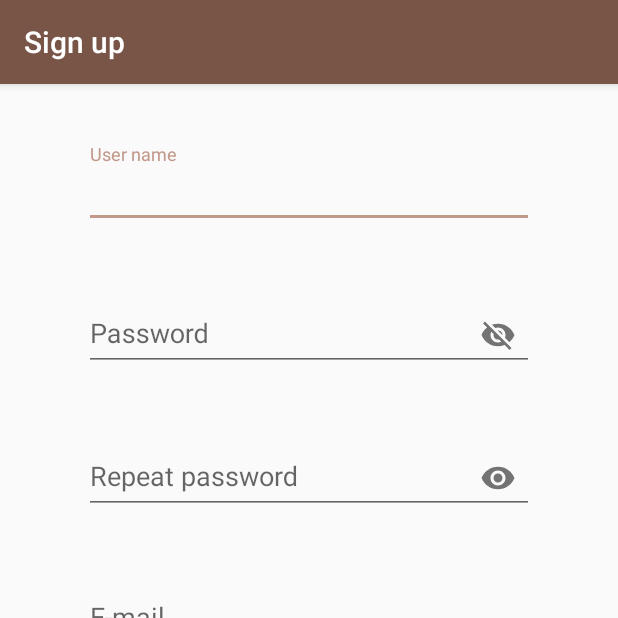
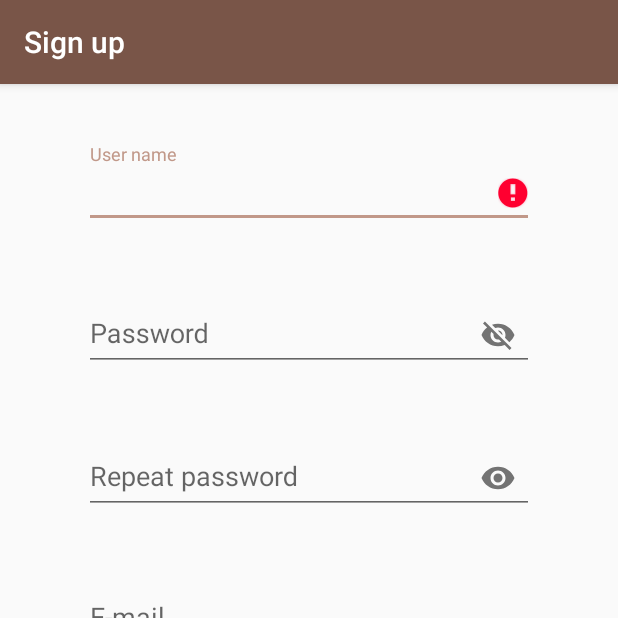
Before and after one commit to JDamianCabello/InventoryFragments, an Android app: the SignUpActivity screen opened directly, with no data from a screen before it, after a tap on an icon or button, on a phone screen of 412 x 824 dp, the top half of it. Run offline under Robolectric (Android 15) with nearby library versions, the phone set to English and light mode, and no system bars; 1 other tap on this screen came first.

Commit message:
Pendiente de hacer sus correcciones de errores.

```diff
--- a/app/src/main/java/es/jdamiancabello/inventory/DashBoardActivity.java
+++ b/app/src/main/java/es/jdamiancabello/inventory/ui/DashBoardActivity.java
@@ -1,8 +1,10 @@
-package es.jdamiancabello.inventory;
+package es.jdamiancabello.inventory.ui;
 
 import androidx.appcompat.app.AppCompatActivity;
 
 import android.os.Bundle;
+
+import es.jdamiancabello.inventory.R;
 
 public class DashBoardActivity extends AppCompatActivity {
 
--- a/app/src/main/java/es/jdamiancabello/inventory/LoginActivity.java
+++ b/app/src/main/java/es/jdamiancabello/inventory/ui/LoginActivity.java
@@ -1,4 +1,4 @@
-package es.jdamiancabello.inventory;
+package es.jdamiancabello.inventory.ui;
 
 import androidx.appcompat.app.AppCompatActivity;
 
@@ -6,6 +6,8 @@ import android.content.Intent;
 import android.os.Bundle;
 import android.view.View;
 import android.widget.Button;
+
+import es.jdamiancabello.inventory.R;
 
 public class LoginActivity extends AppCompatActivity {
 
--- /dev/null
+++ b/app/src/main/java/es/jdamiancabello/inventory/ui/SignUpActivity.java
@@ -0,0 +1,150 @@
+package es.jdamiancabello.inventory.ui;
+
+import androidx.appcompat.app.AppCompatActivity;
+
+import android.content.Intent;
+import android.os.Bundle;
+import android.text.Editable;
+import android.text.TextUtils;
+import android.text.TextWatcher;
+import android.view.View;
+import android.widget.Button;
+import android.widget.EditText;
+import android.widget.Toast;
+
+import com.google.android.material.textfield.TextInputEditText;
+import com.google.android.material.textfield.TextInputLayout;
+
+import es.jdamiancabello.inventory.R;
+import es.jdamiancabello.inventory.utils.CommonUtils;
+
+public class SignUpActivity extends AppCompatActivity {
+
+    private Button btSignUp;
+
+    private TextInputEditText tiedUser;
+    private TextInputEditText tiedPassword;
+    private TextInputEditText tiedRepeatPassword;
+    private TextInputEditText tiedEmail;
+
+    private TextInputLayout tilUser;
+    private TextInputLayout tilPassword;
+    private TextInputLayout tilConfirmPassword;
+    private TextInputLayout tilEmail;
+
+    @Override
+    protected void onCreate(Bundle savedInstanceState) {
+        super.onCreate(savedInstanceState);
+        setContentView(R.layout.activity_sign_up);
+
+        btSignUp = findViewById(R.id.btnSignUp);
+        tiedUser = findViewById(R.id.tieUserName);
+        tiedPassword = findViewById(R.id.tiePassword);
+        tiedRepeatPassword = findViewById(R.id.tieConfirmPassword);
+        tiedEmail = findViewById(R.id.tieEmail);
+
+
+        tilUser = findViewById(R.id.tilUserName);
+        tilPassword = findViewById(R.id.tilPassword);
+        tilConfirmPassword = findViewById(R.id.tilConfirmPassword);
+        tilEmail = findViewById(R.id.tilEmail);
+
+        tiedUser.addTextChangedListener(new SignUpWatcher(tiedUser));
+        tiedPassword.addTextChangedListener(new SignUpWatcher(tiedPassword));
+        tiedRepeatPassword.addTextChangedListener(new SignUpWatcher(tiedRepeatPassword));
+        tiedEmail.addTextChangedListener(new SignUpWatcher(tiedEmail));
+
+        //Creamos un objeto de la clase SignUpWatcher
+
+        btSignUp.setOnClickListener(new View.OnClickListener() {
+            @Override
+            public void onClick(View view) {
+                validate();
+            }
+        });
+    }
+
+    /*
+    Método que comprueba la valided de todos los campos de TextImputLayout
+     */
+    private void validate() {
+        if(validateUser(tiedUser.getText().toString()) && validatePassword(tiedPassword.getText().toString(),tiedRepeatPassword.getText().toString()) && validateEmail(tiedEmail.getText().toString())){
+            //1.-Se guarda el usuario en la base de datos
+
+            //2.-Envio correo de confirmación al usuario
+
+            //3.-Se pasa a LoginActivity
+            startActivity(new Intent(SignUpActivity.this,LoginActivity.class));//.setFlags(Intent.FLAG_ACTIVITY_SINGLE_TOP));
+            finish();
+        }
+    }
+
+
+    /**
+     * Valida un usuario
+     * @return
+     * @param user
+     */
+    private boolean validateUser(String user) {
+        if(TextUtils.isEmpty(user))
+            tiedUser.setError(getString(R.string.errUserEmpty));
+        requestFocus(tilUser);
+    }
+
+    private void requestFocus(TextInputLayout textInputLayout) {
+    }
+
+    /**
+     * Comprueba la contraseña:
+     *      -tenga entre 8-12 de longitud
+     *      -tenga un número
+     *      -tenga una mayúscula
+     *      -las contraseñas son iguales
+     *      -no puede ser nulo (arreglado don el primer control)
+     * @return
+     * @param psw la contraseña a validar
+     * @param confirmPsw la contraseña para comprobar que coinciden
+     */
+    private boolean validatePassword(String psw, String confirmPsw) {
+
+        return (!psw.equals(confirmPsw) && !CommonUtils.patterPassword(psw)) ? true : false;
+
+    }
+
+    /**
+     * Comprueba que lo introducido sea un correo válido además de:
+     *      -no esté vacío
+     * @return
+     * @param s El string que contiene el e-mail
+     */
+    private boolean validateEmail(String s) {
+
+        return  CommonUtils.patternEmail(s);
+    }
+
+    class SignUpWatcher implements TextWatcher{
+        private View view;
+
+        private SignUpWatcher(View view){
+            this.view = view;
+        }
+
+        @Override
+        public void beforeTextChanged(CharSequence charSequence, int start, int count, int after) {
+
+        }
+
+        @Override
+        public void onTextChanged(CharSequence charSequence, int start, int before, int count) {
+
+        }
+
+        @Override
+        public void afterTextChanged(Editable editable) {
+            switch (view.getId()){
+                case R.id.edUser:
+                    validateUser(((EditText)view).getText().toString());
+            }
+        }
+    }
+}
--- a/app/src/main/java/es/jdamiancabello/inventory/SplashActivity.java
+++ b/app/src/main/java/es/jdamiancabello/inventory/ui/SplashActivity.java
@@ -1,10 +1,12 @@
-package es.jdamiancabello.inventory;
+package es.jdamiancabello.inventory.ui;
 
 import androidx.appcompat.app.AppCompatActivity;
 
 import android.content.Intent;
 import android.os.Bundle;
 import android.os.Handler;
+
+import es.jdamiancabello.inventory.R;
 
 public class SplashActivity extends AppCompatActivity {
 
--- a/app/src/main/res/layout/activity_dash_board.xml
+++ b/app/src/main/res/layout/activity_dash_board.xml
@@ -4,7 +4,7 @@
     xmlns:tools="http://schemas.android.com/tools"
     android:layout_width="match_parent"
     android:layout_height="match_parent"
-    tools:context=".DashBoardActivity"
+    tools:context=".ui.DashBoardActivity"
     android:padding="@dimen/linearLayoutLogin_globalPadding"
     >
 
--- a/app/src/main/res/layout/activity_sign_up.xml
+++ b/app/src/main/res/layout/activity_sign_up.xml
@@ -5,7 +5,7 @@
     android:layout_width="match_parent"
     android:layout_height="match_parent"
     android:padding="@dimen/linearLayoutLogin_globalPadding"
-    tools:context=".SignUpActivity">
+    tools:context=".ui.SignUpActivity">
 
     <com.google.android.material.textfield.TextInputLayout
         android:id="@+id/tilUserName"
@@ -19,9 +19,11 @@
         app:errorEnabled="true">
 
         <com.google.android.material.textfield.TextInputEditText
+            android:id="@+id/tieUserName"
             android:layout_width="match_parent"
             android:layout_height="wrap_content"
-            android:hint="@string/signupActivity_textInputUserName" />
+            android:hint="@string/signupActivity_textInputUserName"
+            android:singleLine="true" />
     </com.google.android.material.textfield.TextInputLayout>
 
     <com.google.android.material.textfield.TextInputLayout
@@ -36,10 +38,12 @@
         app:errorEnabled="true">
 
         <com.google.android.material.textfield.TextInputEditText
+            android:id="@+id/tiePassword"
             android:layout_width="match_parent"
             android:layout_height="wrap_content"
             android:hint="@string/signupActivity_textInputPassword"
-            android:inputType="textPassword" />
+            android:inputType="textPassword"
+            android:singleLine="true" />
     </com.google.android.material.textfield.TextInputLayout>
 
     <com.google.android.material.textfield.TextInputLayout
@@ -54,10 +58,12 @@
         app:errorEnabled="true">
 
         <com.google.android.material.textfield.TextInputEditText
+            android:id="@+id/tieConfirmPassword"
             android:layout_width="match_parent"
             android:layout_height="wrap_content"
             android:hint="@string/signupActivity_textInputPasswordConfirm"
-            android:inputType="textPassword" />
+            android:inputType="textPassword"
+            android:singleLine="true" />
     </com.google.android.material.textfield.TextInputLayout>
 
     <com.google.android.material.textfield.TextInputLayout
@@ -70,10 +76,12 @@
         app:layout_constraintTop_toBottomOf="@+id/tilConfirmPassword">
 
         <com.google.android.material.textfield.TextInputEditText
+            android:id="@+id/tieEmail"
             android:layout_width="match_parent"
             android:layout_height="wrap_content"
             android:hint="@string/signupActivity_textInputEmail"
-            app:errorEnabled="true"/>
+            android:singleLine="true"
+            app:errorEnabled="true" />
     </com.google.android.material.textfield.TextInputLayout>
 
     <Button
--- a/app/src/main/res/layout/activity_splash.xml
+++ b/app/src/main/res/layout/activity_splash.xml
@@ -5,7 +5,7 @@
     android:layout_width="match_parent"
     android:layout_height="match_parent"
     android:background="@color/colorPrimaryDark"
-    tools:context=".SplashActivity">
+    tools:context=".ui.SplashActivity">
 
     <ImageView
         android:id="@+id/imageView"
--- /dev/null
+++ b/app/src/main/res/values/errors.xml
@@ -0,0 +1,4 @@
+<?xml version="1.0" encoding="utf-8"?>
+<resources>
+    <string name="errUserEmpty">User is empty</string>
+</resources>
```
Also changed, not shown: app/src/main/AndroidManifest.xml (+4 -4 lines), app/src/main/java/es/jdamiancabello/inventory/SignUpActivity.java (deleted, +0 -89 lines), app/src/main/java/es/jdamiancabello/inventory/utils/CommonUtils.java (added, +25 -0 lines), app/src/main/res/layout/activity_login.xml (+5 -3 lines).
